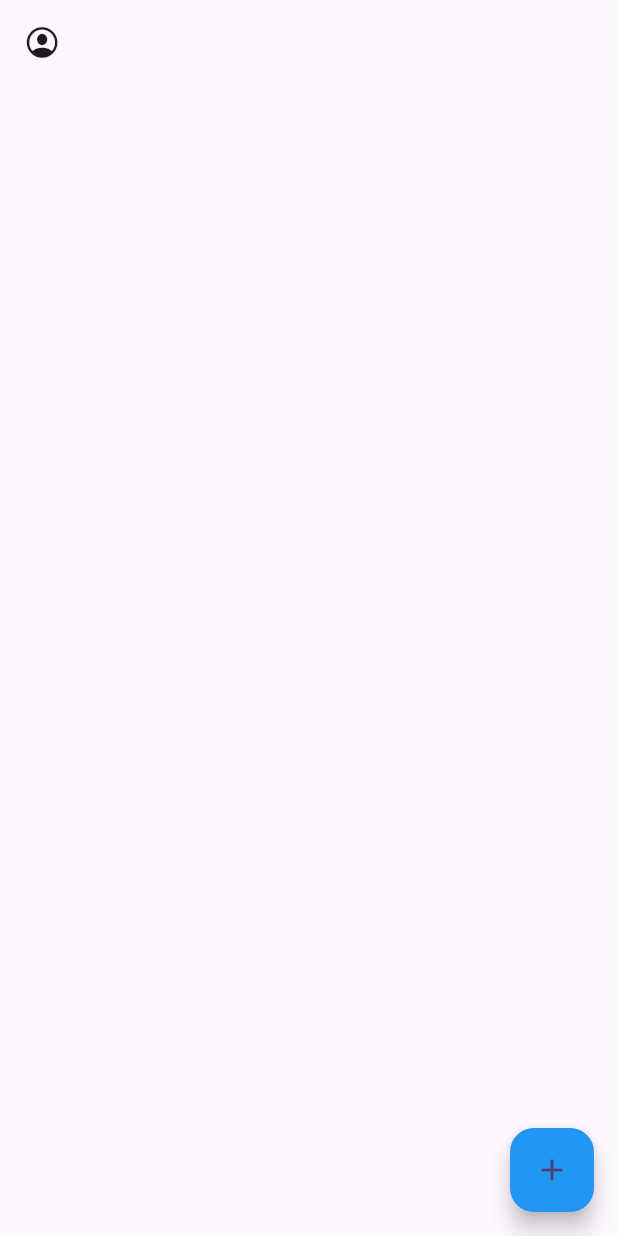
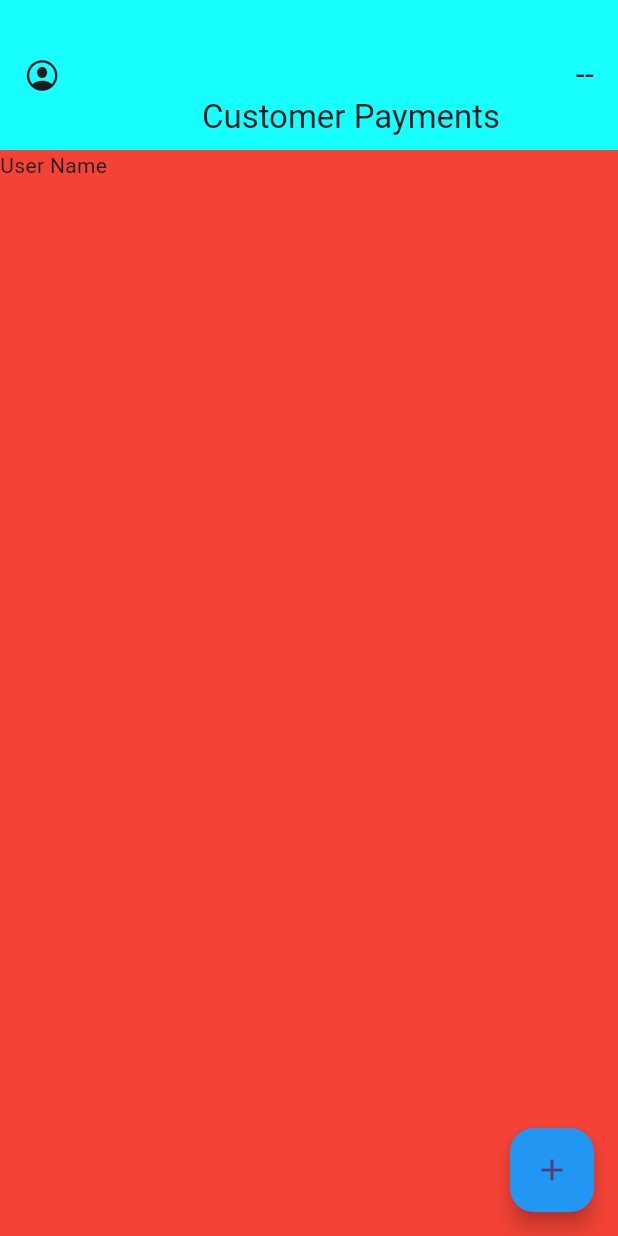
Before and after one commit to akashvtrs/project, a Flutter app: the Details screen opened directly, after a tap on the "send" icon, on a phone screen of 412 x 824 dp. Run offline on Flutter 3.47's test engine with Material 3 defaults, Android fonts, the phone set to English and light mode, and no system bars; missing offline and left inert: dart:html, dart:js_util.

Commit message:
working good

```diff
--- a/lib/business_profile/details.dart
+++ b/lib/business_profile/details.dart
@@ -1,17 +1,21 @@
 // ignore_for_file: prefer_const_constructors, prefer_const_literals_to_create_immutables, non_constant_identifier_names
 
-import 'package:final_project1/home_screen/transaction_details.dart';
+import 'package:final_project1/home_screen/apphomescreen.dart';
 import 'package:flutter/material.dart';
 
 
 class Details extends StatefulWidget {
   const Details({super.key});
 
+
+
   @override
   State<Details> createState() => _DetailsState();
 }
 
+
 class _DetailsState extends State<Details> {
+
   String Business_Name = "";
   String Owner_Name = "";
   String Phone_No = "";
@@ -51,6 +55,7 @@ class _DetailsState extends State<Details> {
       Business_Description = "";
     });
   }
+
 
   @override
   Widget build(BuildContext context) {
@@ -134,7 +139,7 @@ class _DetailsState extends State<Details> {
                             context,
                             MaterialPageRoute(
                               builder: (context) =>
-                                  TransactionDetails(Owner_Name),
+                                  Identities(Owner_Name,Business_Name),
                             ));
                       },
                       icon: Icon(Icons.send)),
--- /dev/null
+++ b/lib/home_screen/apphomescreen.dart
@@ -0,0 +1,89 @@
+// ignore_for_file: prefer_const_constructors, must_be_immutable, non_constant_identifier_names, unused_import, prefer_const_literals_to_create_immutables
+
+import 'dart:js_util';
+
+import 'package:final_project1/billing_page/additems.dart';
+import 'package:final_project1/billing_page/billing.dart';
+import 'package:final_project1/business_profile/details.dart';
+import 'package:flutter/cupertino.dart';
+import 'package:flutter/material.dart';
+import 'package:flutter/widgets.dart';
+
+class Identities extends StatefulWidget {
+  String name;
+  String Businessname;
+  Identities(this.name, this.Businessname,{super.key});
+
+  @override
+  State<Identities> createState() => _IdentitiesState();
+}
+
+class _IdentitiesState extends State<Identities> {
+
+  @override
+  Widget build(BuildContext context) {
+    return Scaffold(
+      appBar: AppBar(
+        toolbarHeight: 100,
+        backgroundColor: Colors.cyanAccent,
+        leading: IconButton(
+            onPressed: () {
+              Navigator.pop(
+                  context,
+                  MaterialPageRoute(
+                    builder: (context) => Details(),
+                  ));
+            },
+            icon: Icon(CupertinoIcons.profile_circled)),
+        title: Column(
+
+          children: [
+            Align(
+              alignment: Alignment.centerLeft
+              ,child: Text(widget.Businessname)),
+            Align(
+              alignment: Alignment.centerRight
+              ,child: Text("--${widget.name}")),
+            Center(child: Text("Customer Payments")),
+          ],
+        ),
+
+      ),
+  body: AppHomeScreen(),
+
+      floatingActionButton: FloatingActionButton(
+        backgroundColor: Colors.blue,
+        onPressed: () {
+          Navigator.push(
+              context,
+              MaterialPageRoute(
+                builder: (context) => Billing(
+                   [],[],[],[],[],[],[]
+                ),
+              ));
+        },
+        child: Icon(Icons.add),
+      ),
+    );
+  }
+
+
+}
+
+class AppHomeScreen extends StatefulWidget {
+  const AppHomeScreen({super.key});
+
+  @override
+  State<AppHomeScreen> createState() => _AppHomeScreenState();
+}
+
+class _AppHomeScreenState extends State<AppHomeScreen> {
+  @override
+  Widget build(BuildContext context) {
+    return
+    Scaffold(
+      backgroundColor: Colors.red,
+      body: Text("User Name"),
+    );
+  }
+}
--- a/lib/home_screen/transaction_details.dart
+++ /dev/null
@@ -1,47 +0,0 @@
-// ignore_for_file: prefer_const_constructors, must_be_immutable, non_constant_identifier_names, unused_import, prefer_const_literals_to_create_immutables
-
-import 'package:final_project1/billing_page/additems.dart';
-import 'package:final_project1/business_profile/details.dart';
-import 'package:flutter/cupertino.dart';
-import 'package:flutter/material.dart';
-
-class TransactionDetails extends StatefulWidget {
-  String name;
-  TransactionDetails(this.name, {super.key});
-
-  @override
-  State<TransactionDetails> createState() => _TransactionDetailsState();
-}
-
-class _TransactionDetailsState extends State<TransactionDetails> {
-  @override
-  Widget build(BuildContext context) {
-    return Scaffold(
-      appBar: AppBar(
-        leading: IconButton(
-            onPressed: () {
-              Navigator.pop(
-                  context,
-                  MaterialPageRoute(
-                    builder: (context) => Details(),
-                  ));
-            },
-            icon: Icon(CupertinoIcons.profile_circled)),
-        title: Text(widget.name),
-      ),
-      floatingActionButton: FloatingActionButton(
-        backgroundColor: Colors.blue,
-        onPressed: () {
-          Navigator.push(
-              context,
-              MaterialPageRoute(
-                builder: (context) => AddItems(
-                   [],[],[],[],[],[],[]
-                ),
-              ));
-        },
-        child: Icon(Icons.add),
-      ),
-    );
-  }
-}
```
Also changed, not shown: lib/billing_page/additems.dart (+47 -31 lines), lib/billing_page/billing.dart (+66 -12 lines), lib/main.dart (+3 -4 lines).
